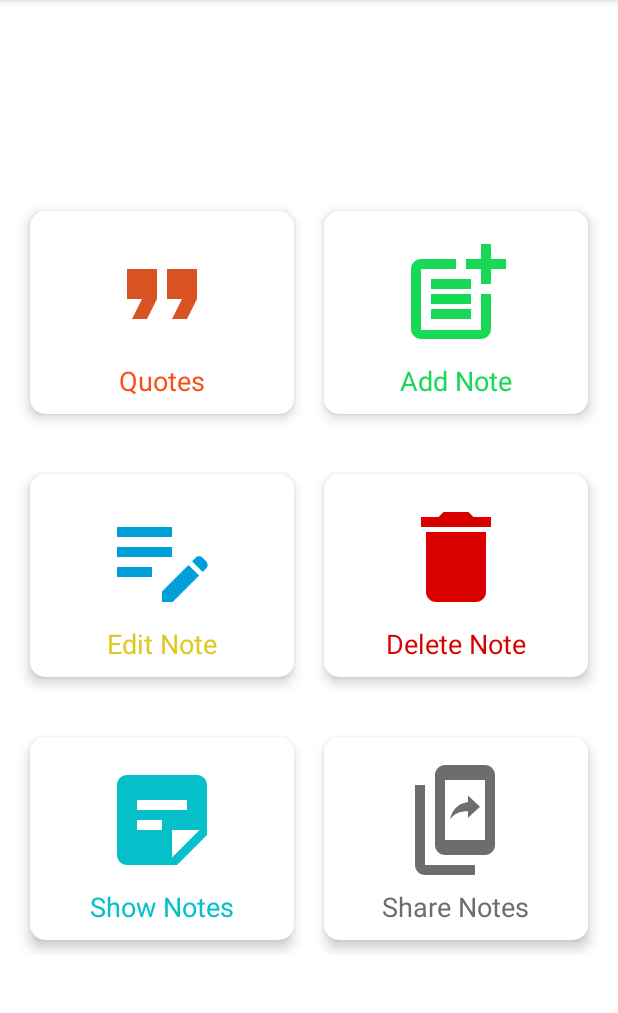
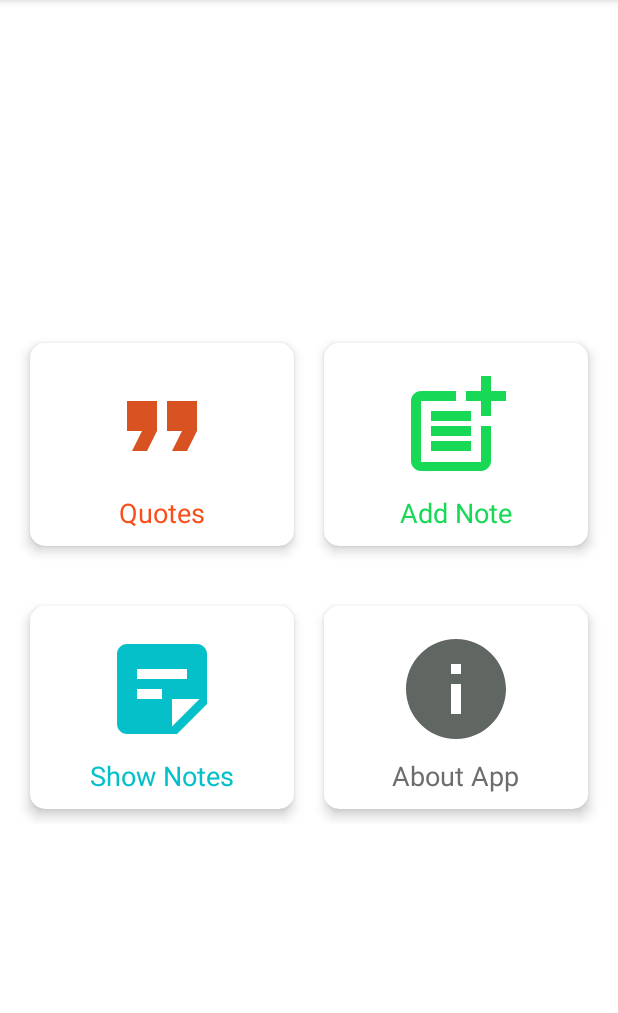
Before and after one commit to Syed-Bipul-Rahman/NoteVerse, an Android app: the screen it shows after launch (MainActivity), on a phone screen of 412 x 824 dp, the part 84-1097 px from its top. Run offline under Robolectric (Android 15) with nearby library versions, the phone set to English and light mode, and no system bars.

Commit message:
[UPDATE]: Homepage ui update

```diff
--- /dev/null
+++ b/app/src/main/res/drawable/ic_baseline_info_24.xml
@@ -0,0 +1,5 @@
+<vector android:height="24dp" android:tint="#606661"
+    android:viewportHeight="24" android:viewportWidth="24"
+    android:width="24dp" xmlns:android="http://schemas.android.com/apk/res/android">
+    <path android:fillColor="@android:color/white" android:pathData="M12,2C6.48,2 2,6.48 2,12s4.48,10 10,10 10,-4.48 10,-10S17.52,2 12,2zM13,17h-2v-6h2v6zM13,9h-2L11,7h2v2z"/>
+</vector>
--- a/app/src/main/res/layout/activity_main.xml
+++ b/app/src/main/res/layout/activity_main.xml
@@ -94,86 +94,6 @@
         </androidx.cardview.widget.CardView>
     </LinearLayout>
 
-    <LinearLayout
-        android:layout_width="match_parent"
-        android:layout_height="wrap_content"
-        android:layout_gravity="center"
-
-        android:gravity="center"
-        android:orientation="horizontal"
-        android:padding="10dp"
-        android:weightSum="2">
-
-        <androidx.cardview.widget.CardView
-            android:id="@+id/editnotes"
-            android:layout_width="0dp"
-            android:layout_height="wrap_content"
-            android:layout_margin="10dp"
-            android:layout_weight="1"
-            android:padding="10dp"
-            app:cardCornerRadius="10dp"
-            app:cardElevation="5dp">
-
-            <LinearLayout
-                android:layout_width="wrap_content"
-                android:layout_height="wrap_content"
-                android:layout_gravity="center"
-                android:gravity="center"
-                android:orientation="vertical"
-                android:padding="10dp">
-
-                <ImageView
-                    android:layout_width="80dp"
-                    android:layout_height="80dp"
-                    android:layout_gravity="center"
-                    android:layout_margin="5dp"
-                    android:src="@drawable/ic_baseline_edit_note_24" />
-
-                <TextView
-                    android:layout_width="wrap_content"
-                    android:layout_height="wrap_content"
-                    android:text="Edit Note"
-                    android:textColor="@color/yellow"
-                    android:textSize="18sp" />
-
-            </LinearLayout>
-        </androidx.cardview.widget.CardView>
-
-        <androidx.cardview.widget.CardView
-            android:id="@+id/deletenotes"
-            android:layout_width="0dp"
-            android:layout_height="wrap_content"
-            android:layout_margin="10dp"
-            android:layout_weight="1"
-            android:padding="10dp"
-            app:cardCornerRadius="10dp"
-            app:cardElevation="5dp">
-
-            <LinearLayout
-                android:layout_width="wrap_content"
-                android:layout_height="wrap_content"
-                android:layout_gravity="center"
-                android:gravity="center"
-                android:orientation="vertical"
-                android:padding="10dp">
-
-                <ImageView
-                    android:layout_width="80dp"
-                    android:layout_height="80dp"
-                    android:layout_gravity="center"
-                    android:layout_margin="5dp"
-                    android:src="@drawable/ic_baseline_delete_24" />
-
-                <TextView
-                    android:layout_width="wrap_content"
-                    android:layout_height="wrap_content"
-                    android:text="Delete Note"
-                    android:textColor="@color/red"
-                    android:textSize="18sp" />
-
-            </LinearLayout>
-        </androidx.cardview.widget.CardView>
-    </LinearLayout>
 
     <LinearLayout
         android:layout_width="match_parent"
@@ -243,12 +163,12 @@
                     android:layout_height="80dp"
                     android:layout_gravity="center"
                     android:layout_margin="5dp"
-                    android:src="@drawable/ic_baseline_offline_share_24" />
+                    android:src="@drawable/ic_baseline_info_24" />
 
                 <TextView
                     android:layout_width="wrap_content"
                     android:layout_height="wrap_content"
-                    android:text="Share Notes"
+                    android:text="About App"
                     android:textColor="@color/sharecolor"
                     android:textSize="18sp" />
 
```
